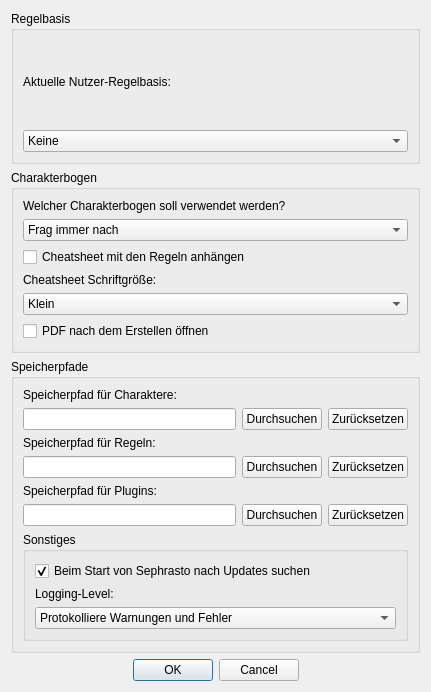
This is UI/Einstellungen.ui in Aeolitus/Sephrasto as Qt 5 draws it before an edit. The edited form follows.
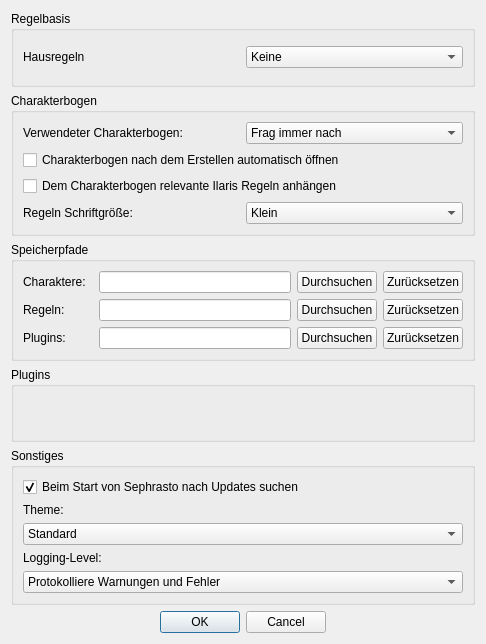
This is the edited form.

Commit message: - Added two alternative visual themes: Fusion and Fusion Dark - Settings: cleaned up layout; renamed the cryptic "Nutzer-Regelbasis" to "Hausregeln"; added theme selection; added application restart if plugin or theme changes - Database editors: renamed the cryptic "Nutzer-Regelbasis" to "Hausregeln"; forced font in yellow warning labels to black, so it's always readable independent of the theme font color

The edit to the form file:
```diff
--- a/UI/Einstellungen.ui
+++ b/UI/Einstellungen.ui
@@ -9,8 +9,8 @@
    <rect>
     <x>0</x>
     <y>0</y>
-    <width>431</width>
-    <height>692</height>
+    <width>486</width>
+    <height>644</height>
    </rect>
   </property>
   <property name="windowTitle">
@@ -28,9 +28,11 @@
          </property>
          <layout class="QVBoxLayout" name="verticalLayout_5">
           <item>
+           <layout class="QHBoxLayout" name="horizontalLayout_7">
+            <item>
            <widget class="QLabel" name="label_4">
             <property name="text">
-             <string>Aktuelle Nutzer-Regelbasis:</string>
+               <string>Hausregeln</string>
             </property>
            </widget>
           </item>
@@ -44,6 +46,8 @@
            </widget>
           </item>
          </layout>
+          </item>
+         </layout>
         </widget>
        </item>
        <item>
@@ -62,6 +66,8 @@
          </property>
          <layout class="QVBoxLayout" name="verticalLayout_3">
           <item>
+           <layout class="QHBoxLayout" name="horizontalLayout_5">
+            <item>
            <widget class="QLabel" name="label">
             <property name="font">
              <font>
@@ -69,7 +75,7 @@
              </font>
             </property>
             <property name="text">
-             <string>Welcher Charakterbogen soll verwendet werden?</string>
+               <string>Verwendeter Charakterbogen:</string>
             </property>
            </widget>
           </item>
@@ -92,13 +98,24 @@
             </item>
            </widget>
           </item>
+           </layout>
+          </item>
+          <item>
+           <widget class="QCheckBox" name="checkPDFOpen">
+            <property name="text">
+             <string>Charakterbogen nach dem Erstellen automatisch öffnen</string>
+            </property>
+           </widget>
+          </item>
           <item>
            <widget class="QCheckBox" name="checkCheatsheet">
             <property name="text">
-             <string>Cheatsheet mit den Regeln anhängen</string>
+             <string>Dem Charakterbogen relevante Ilaris Regeln anhängen</string>
             </property>
            </widget>
           </item>
+          <item>
+           <layout class="QHBoxLayout" name="horizontalLayout_6">
           <item>
            <widget class="QLabel" name="label_6">
             <property name="font">
@@ -107,7 +124,7 @@
              </font>
             </property>
             <property name="text">
-             <string>Cheatsheet Schriftgröße:</string>
+               <string>Regeln Schriftgröße:</string>
             </property>
            </widget>
           </item>
@@ -130,12 +147,7 @@
             </item>
            </widget>
           </item>
-          <item>
-           <widget class="QCheckBox" name="checkPDFOpen">
-            <property name="text">
-             <string>PDF nach dem Erstellen öffnen</string>
-            </property>
-           </widget>
+           </layout>
           </item>
          </layout>
         </widget>
@@ -146,15 +158,21 @@
           <string>Speicherpfade</string>
          </property>
          <layout class="QVBoxLayout" name="verticalLayout_4">
-          <item>
-           <widget class="QLabel" name="label_2">
-            <property name="text">
-             <string>Speicherpfad für Charaktere:</string>
-            </property>
-           </widget>
-          </item>
           <item>
            <layout class="QHBoxLayout" name="horizontalLayout_2">
+            <item>
+             <widget class="QLabel" name="label_2">
+              <property name="minimumSize">
+               <size>
+                <width>70</width>
+                <height>0</height>
+               </size>
+              </property>
+              <property name="text">
+               <string>Charaktere:</string>
+              </property>
+             </widget>
+            </item>
             <item>
              <widget class="QLineEdit" name="editChar">
               <property name="readOnly">
@@ -167,6 +185,12 @@
             </item>
             <item>
              <widget class="QPushButton" name="buttonChar">
+              <property name="maximumSize">
+               <size>
+                <width>80</width>
+                <height>16777215</height>
+               </size>
+              </property>
               <property name="text">
                <string>Durchsuchen</string>
               </property>
@@ -174,6 +198,12 @@
             </item>
             <item>
              <widget class="QPushButton" name="resetChar">
+              <property name="maximumSize">
+               <size>
+                <width>80</width>
+                <height>16777215</height>
+               </size>
+              </property>
               <property name="text">
                <string>Zurücksetzen</string>
               </property>
@@ -181,20 +211,32 @@
             </item>
            </layout>
           </item>
-          <item>
-           <widget class="QLabel" name="label_3">
-            <property name="text">
-             <string>Speicherpfad für Regeln:</string>
-            </property>
-           </widget>
-          </item>
           <item>
            <layout class="QHBoxLayout" name="horizontalLayout_3">
+            <item>
+             <widget class="QLabel" name="label_3">
+              <property name="minimumSize">
+               <size>
+                <width>70</width>
+                <height>0</height>
+               </size>
+              </property>
+              <property name="text">
+               <string>Regeln:</string>
+              </property>
+             </widget>
+            </item>
             <item>
              <widget class="QLineEdit" name="editRegeln"/>
             </item>
             <item>
              <widget class="QPushButton" name="buttonRegeln">
+              <property name="maximumSize">
+               <size>
+                <width>80</width>
+                <height>16777215</height>
+               </size>
+              </property>
               <property name="text">
                <string>Durchsuchen</string>
               </property>
@@ -202,6 +244,12 @@
             </item>
             <item>
              <widget class="QPushButton" name="resetRegeln">
+              <property name="maximumSize">
+               <size>
+                <width>80</width>
+                <height>16777215</height>
+               </size>
+              </property>
               <property name="text">
                <string>Zurücksetzen</string>
               </property>
@@ -209,20 +257,32 @@
             </item>
            </layout>
           </item>
-          <item>
-           <widget class="QLabel" name="label_7">
-            <property name="text">
-             <string>Speicherpfad für Plugins:</string>
-            </property>
-           </widget>
-          </item>
           <item>
            <layout class="QHBoxLayout" name="horizontalLayout_4">
+            <item>
+             <widget class="QLabel" name="label_7">
+              <property name="minimumSize">
+               <size>
+                <width>70</width>
+                <height>0</height>
+               </size>
+              </property>
+              <property name="text">
+               <string>Plugins:</string>
+              </property>
+             </widget>
+            </item>
             <item>
              <widget class="QLineEdit" name="editPlugins"/>
             </item>
             <item>
              <widget class="QPushButton" name="buttonPlugins">
+              <property name="maximumSize">
+               <size>
+                <width>80</width>
+                <height>16777215</height>
+               </size>
+              </property>
               <property name="text">
                <string>Durchsuchen</string>
               </property>
@@ -230,6 +290,12 @@
             </item>
             <item>
              <widget class="QPushButton" name="resetPlugins">
+              <property name="maximumSize">
+               <size>
+                <width>80</width>
+                <height>16777215</height>
+               </size>
+              </property>
               <property name="text">
                <string>Zurücksetzen</string>
               </property>
@@ -237,8 +303,16 @@
             </item>
            </layout>
           </item>
+         </layout>
+        </widget>
+       </item>
           <item>
-           <layout class="QVBoxLayout" name="vlPlugins"/>
+        <widget class="QGroupBox" name="gbPlugins">
+         <property name="title">
+          <string>Plugins</string>
+         </property>
+         <layout class="QVBoxLayout" name="verticalLayout_7"/>
+        </widget>
           </item>
           <item>
            <widget class="QGroupBox" name="groupBox_4">
@@ -256,6 +330,32 @@
                </property>
               </widget>
              </item>
+          <item>
+           <widget class="QLabel" name="label_8">
+            <property name="text">
+             <string>Theme:</string>
+            </property>
+           </widget>
+          </item>
+          <item>
+           <widget class="QComboBox" name="comboTheme">
+            <item>
+             <property name="text">
+              <string>Standard</string>
+             </property>
+            </item>
+            <item>
+             <property name="text">
+              <string>Fusion Light</string>
+             </property>
+            </item>
+            <item>
+             <property name="text">
+              <string>Fusion Dark</string>
+             </property>
+            </item>
+           </widget>
+          </item>
              <item>
               <widget class="QLabel" name="label_5">
                <property name="text">
@@ -295,9 +395,6 @@
            </widget>
           </item>
          </layout>
-        </widget>
-       </item>
-      </layout>
      </item>
     </layout>
    </item>
```
Left out of the diff: 6 changed lines with no effect on the pictures. Lines whose indentation alone changed are shown as unchanged. The commit also changes 25 other files.
